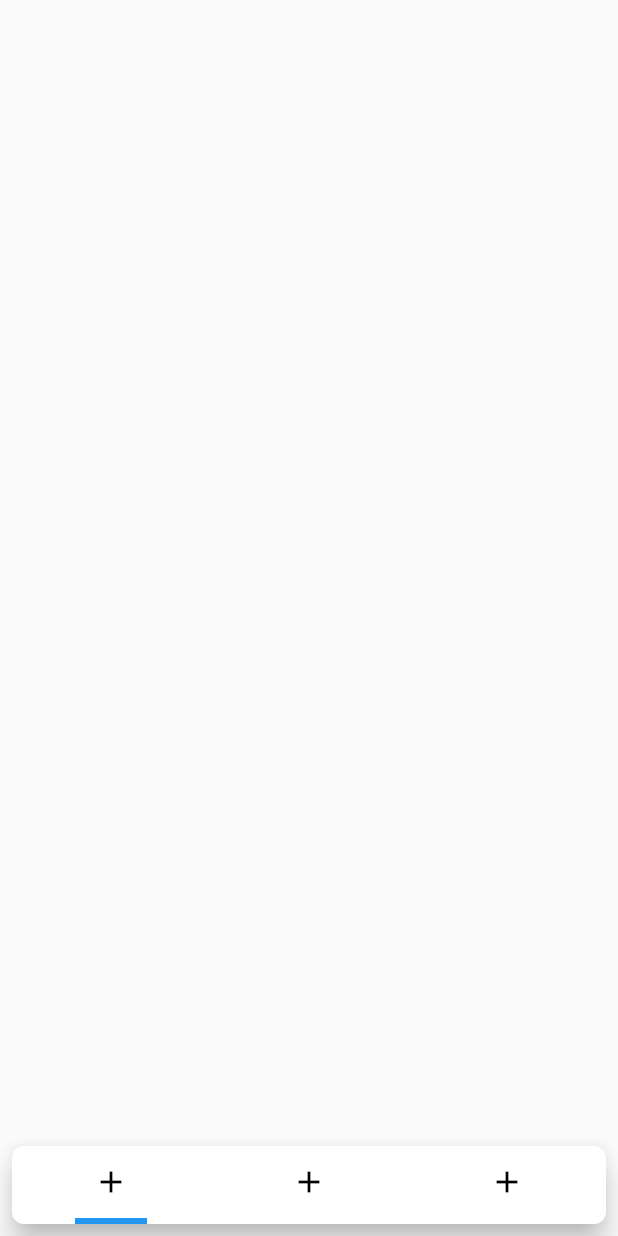
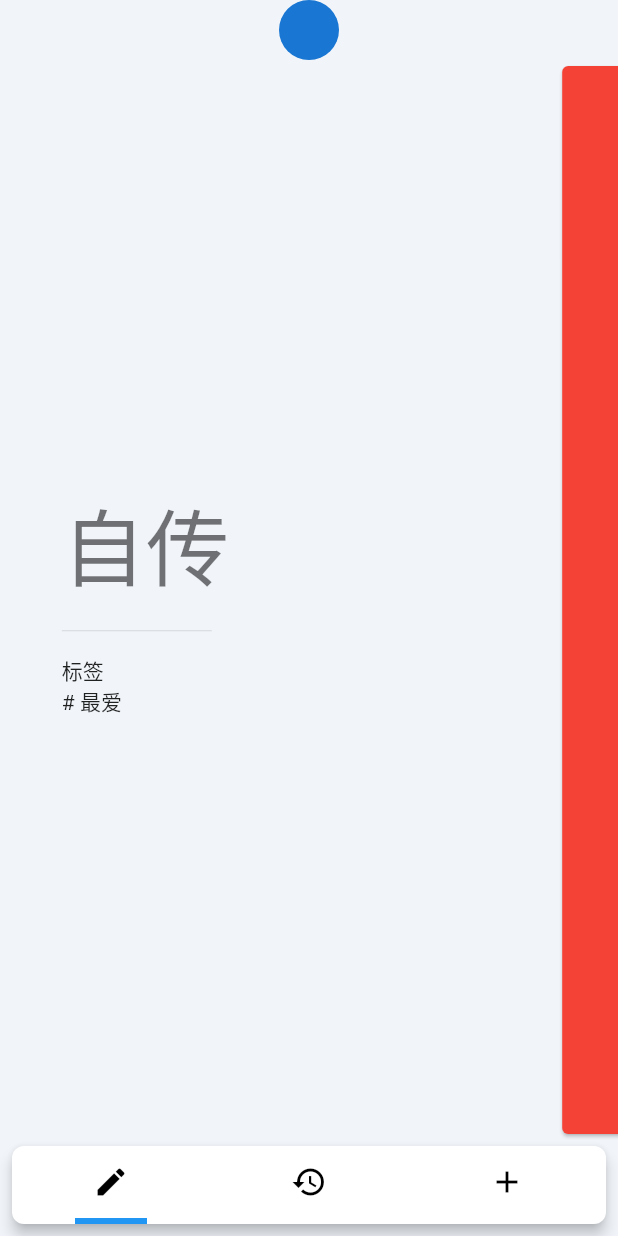
Before and after one commit to yohom/memoir_client, a Flutter app: the screen it shows after launch, on a phone screen of 412 x 824 dp. Run offline on Flutter 3.47's test engine with Material 2 defaults, Android fonts, the phone set to English and light mode, and no system bars.

Commit message:
1. 首页雏形

```diff
--- a/lib/app/ui/screen/home.screen.dart
+++ /dev/null
@@ -1,46 +0,0 @@
-import 'package:flutter/material.dart';
-import 'package:memoir/framework/framework.dart';
-
-class HomeScreen extends StatelessWidget {
-  @override
-  Widget build(BuildContext context) {
-    return DefaultTabController(
-      length: 3,
-      child: Scaffold(
-        bottomNavigationBar: Card(
-          margin: EdgeInsets.all(space_normal),
-          elevation: 8.0,
-          shape:
-              RoundedRectangleBorder(borderRadius: BorderRadius.circular(8.0)),
-          child: TabBar(
-            indicatorSize: TabBarIndicatorSize.label,
-            indicatorWeight: 4.0,
-            tabs: [
-              IconButton(
-                icon: Icon(
-                  Icons.add,
-                  color: Colors.black,
-                ),
-                onPressed: () {},
-              ),
-              IconButton(
-                icon: Icon(
-                  Icons.add,
-                  color: Colors.black,
-                ),
-                onPressed: () {},
-              ),
-              IconButton(
-                icon: Icon(
-                  Icons.add,
-                  color: Colors.black,
-                ),
-                onPressed: () {},
-              ),
-            ],
-          ),
-        ),
-      ),
-    );
-  }
-}
--- /dev/null
+++ b/lib/app/ui/screen/home/bottom_tab_bar.widget.dart
@@ -0,0 +1,46 @@
+import 'package:flutter/material.dart';
+import 'package:memoir/framework/framework.dart';
+
+class BottomTabBar extends StatelessWidget {
+  const BottomTabBar({
+    Key key,
+  }) : super(key: key);
+
+  @override
+  Widget build(BuildContext context) {
+    return SafeArea(
+      child: Card(
+        margin: EdgeInsets.all(space_normal),
+        elevation: 4.0,
+        shape: RoundedRectangleBorder(borderRadius: BorderRadius.circular(8.0)),
+        child: TabBar(
+          indicatorSize: TabBarIndicatorSize.label,
+          indicatorWeight: 4.0,
+          tabs: [
+            IconButton(
+              icon: Icon(
+                Icons.edit,
+                color: Colors.black,
+              ),
+              onPressed: () {},
+            ),
+            IconButton(
+              icon: Icon(
+                Icons.history,
+                color: Colors.black,
+              ),
+              onPressed: () {},
+            ),
+            IconButton(
+              icon: Icon(
+                Icons.add,
+                color: Colors.black,
+              ),
+              onPressed: () {},
+            ),
+          ],
+        ),
+      ),
+    );
+  }
+}
--- /dev/null
+++ b/lib/app/ui/screen/home/home.screen.dart
@@ -0,0 +1,21 @@
+import 'package:flutter/material.dart';
+import 'package:memoir/app/ui/screen/home/bottom_tab_bar.widget.dart';
+import 'package:memoir/app/ui/screen/stories/stories.screen.dart';
+
+class HomeScreen extends StatelessWidget {
+  @override
+  Widget build(BuildContext context) {
+    return DefaultTabController(
+      length: 3,
+      child: Scaffold(
+        body: Stack(
+          alignment: AlignmentDirectional.bottomCenter,
+          children: <Widget>[
+            StoriesScreen(),
+            BottomTabBar(),
+          ],
+        ),
+      ),
+    );
+  }
+}
--- /dev/null
+++ b/lib/app/ui/screen/stories/stories.screen.dart
@@ -0,0 +1,70 @@
+import 'package:flutter/material.dart';
+import 'package:memoir/app/ui/widget/avatar.widget.dart';
+import 'package:memoir/framework/framework.dart';
+
+class StoriesScreen extends StatelessWidget {
+  @override
+  Widget build(BuildContext context) {
+    return Scaffold(
+      backgroundColor: Theme.of(context).backgroundColor,
+      body: Column(
+        children: <Widget>[
+          Avatar(),
+          Stories(),
+        ],
+      ),
+    );
+  }
+}
+
+class Stories extends StatelessWidget {
+  final _controller = PageController(viewportFraction: 0.8);
+  @override
+  Widget build(BuildContext context) {
+    return Expanded(
+      child: Padding(
+        padding: EdgeInsets.only(bottom: 64.0),
+        child: SafeArea(
+          child: PageView.builder(
+            controller: _controller,
+            itemCount: 3,
+            itemBuilder: (context, index) {
+              if (index == 0) {
+                return Index();
+              }
+              return Story();
+            },
+          ),
+        ),
+      ),
+    );
+  }
+}
+
+class Index extends StatelessWidget {
+  @override
+  Widget build(BuildContext context) {
+    return Column(
+      mainAxisAlignment: MainAxisAlignment.center,
+      crossAxisAlignment: CrossAxisAlignment.start,
+      children: <Widget>[
+        Text(
+          '自传',
+          style: Theme.of(context).textTheme.display3,
+        ),
+        SizedBox(width: 100.0, child: Divider(height: space_huge)),
+        Text('标签'),
+        Text('# 最爱'),
+      ],
+    );
+  }
+}
+
+class Story extends StatelessWidget {
+  @override
+  Widget build(BuildContext context) {
+    return Card(
+      color: Colors.red,
+    );
+  }
+}
--- /dev/null
+++ b/lib/app/ui/widget/avatar.widget.dart
@@ -0,0 +1,8 @@
+import 'package:flutter/material.dart';
+
+class Avatar extends StatelessWidget {
+  @override
+  Widget build(BuildContext context) {
+    return SafeArea(child: CircleAvatar());
+  }
+}
--- a/lib/framework/framework.dart
+++ b/lib/framework/framework.dart
@@ -3,3 +3,5 @@ library framework;
 export 'res/color.dart';
 export 'res/dimens.dart';
 export 'res/style.dart';
+
+export 'utils/log.dart';
--- a/lib/framework/res/color.dart
+++ b/lib/framework/res/color.dart
@@ -4,3 +4,4 @@ const colorMinor = Color(0xFF99D3A7);
 const colorPrimary = Color(0XFF1976D2);
 const colorError = Colors.red;
 const textColorMinor = Colors.grey;
+const backgroundColor = Color(0xFFF1F5FA);
--- a/lib/main.dart
+++ b/lib/main.dart
@@ -1,5 +1,6 @@
 import 'package:flutter/material.dart';
-import 'package:memoir/app/ui/screen/home.screen.dart';
+import 'package:memoir/app/ui/screen/home/home.screen.dart';
+import 'package:memoir/framework/framework.dart';
 
 void main() => runApp(MemoirApp());
 
@@ -10,6 +11,7 @@ class MemoirApp extends StatelessWidget {
       title: 'Flutter Demo',
       theme: ThemeData(
         primarySwatch: Colors.blue,
+        backgroundColor: backgroundColor,
       ),
       home: HomeScreen(),
     );
```
Also changed, not shown: lib/framework/utils/log.dart (added, +34 -0 lines), lib/framework/utils/view.dart (added, +26 -0 lines).
